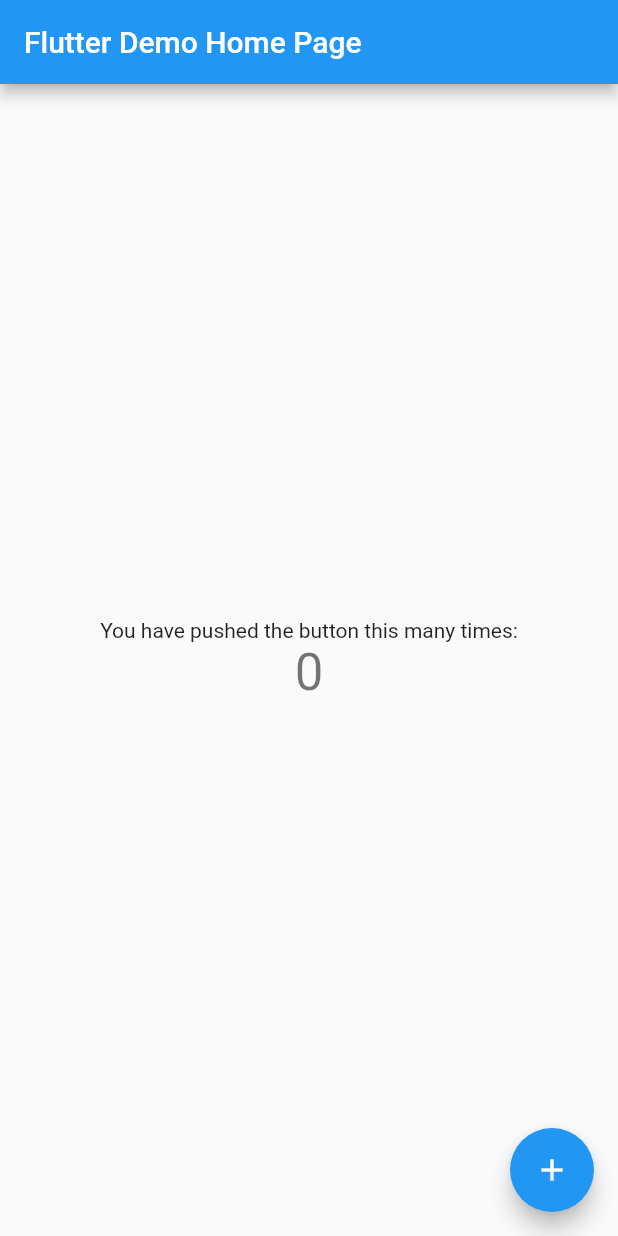
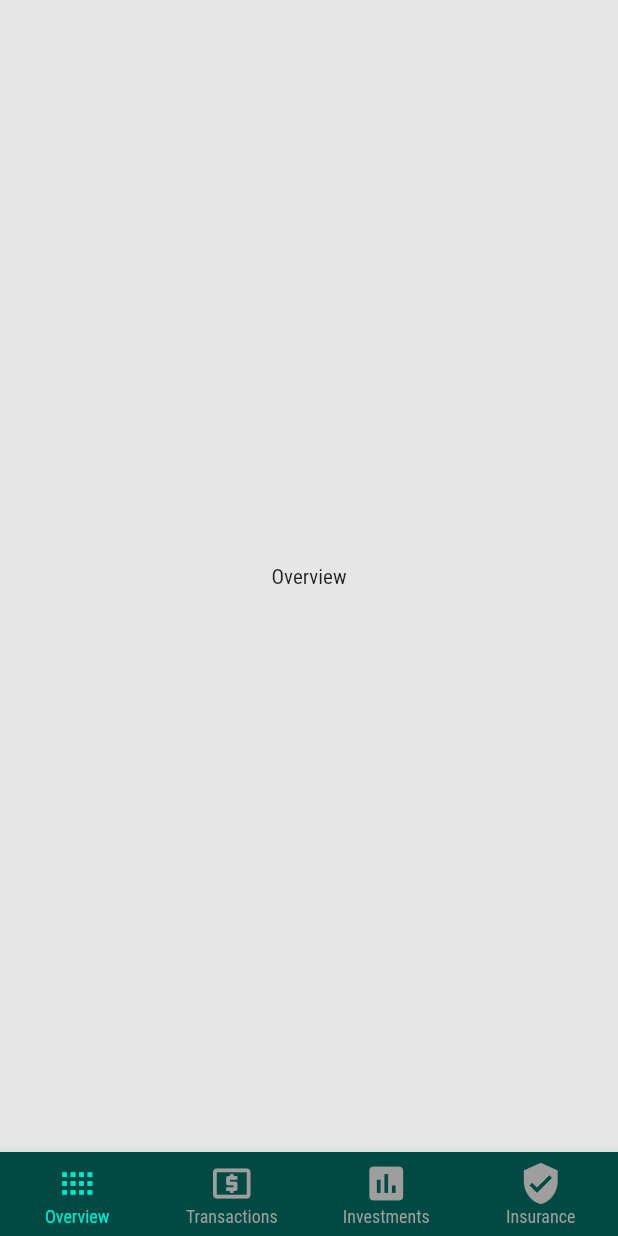
Before and after one commit to ngjunxiang/moolah, a Flutter app: the screen it shows after launch, on a phone screen of 412 x 824 dp. Run offline on Flutter 3.47's test engine with Material 2 defaults, Android fonts, the phone set to English and light mode, and no system bars; our stand-ins replace tinycolor.

Commit message:
Developed bottom nav bar

```diff
--- /dev/null
+++ b/lib/components/BottomNavigationBarController.dart
@@ -0,0 +1,80 @@
+import 'package:flutter/material.dart';
+import 'package:moolah/screens/insurance/insurance_screen.dart';
+import 'package:moolah/screens/investments/investments_screen.dart';
+
+import '../screens/overview/overview_screen.dart';
+import '../screens/transactions/transactions_screen.dart';
+
+class BottomNavigationBarController extends StatefulWidget {
+  @override
+  _BottomNavigationBarControllerState createState() =>
+      _BottomNavigationBarControllerState();
+}
+
+class _BottomNavigationBarControllerState
+    extends State<BottomNavigationBarController> {
+  final List<Widget> pages = [
+    OverviewScreen(
+      key: PageStorageKey('Overview'),
+    ),
+    TransactionsScreen(
+      key: PageStorageKey('Transactions'),
+    ),
+    InvestmentsScreen(
+      key: PageStorageKey('Investments'),
+    ),
+    InsuranceScreen(
+      key: PageStorageKey('Insurance'),
+    ),
+  ];
+
+  final PageStorageBucket bucket = PageStorageBucket();
+
+  int _selectedIndex = 0;
+
+  Widget _bottomNavigationBar(int selectedIndex) => BottomNavigationBar(
+        onTap: (int index) => setState(() => _selectedIndex = index),
+        currentIndex: selectedIndex,
+        type: BottomNavigationBarType.fixed,
+        backgroundColor: Theme.of(context).primaryColor,
+        unselectedItemColor: Colors.grey,
+        selectedItemColor: Theme.of(context).accentColor,
+        selectedLabelStyle: Theme.of(context).textTheme.subtitle1,
+        unselectedLabelStyle: Theme.of(context).textTheme.subtitle1,
+        iconSize: 30,
+        items: [
+          BottomNavigationBarItem(
+            icon: Icon(Icons.view_compact),
+            title: const Text('Overview'),
+          ),
+          BottomNavigationBarItem(
+            icon: Icon(Icons.local_atm),
+            title: const Text('Transactions'),
+          ),
+          BottomNavigationBarItem(
+            icon: Icon(Icons.assessment),
+            title: const Text('Investments'),
+          ),
+          BottomNavigationBarItem(
+            icon: Icon(Icons.verified_user),
+            title: const Text('Insurance'),
+          ),
+        ],
+      );
+
+  @override
+  Widget build(BuildContext context) {
+    return Scaffold(
+      bottomNavigationBar: _bottomNavigationBar(_selectedIndex),
+      body: GestureDetector(
+        onTap: () {
+          FocusScope.of(context).requestFocus(new FocusNode());
+        },
+        child: PageStorage(
+          child: pages[_selectedIndex],
+          bucket: bucket,
+        ),
+      ),
+    );
+  }
+}
--- a/lib/main.dart
+++ b/lib/main.dart
@@ -1,111 +1,40 @@
 import 'package:flutter/material.dart';
+import 'package:flutter/services.dart';
+import 'package:moolah/components/BottomNavigationBarController.dart';
+import 'package:provider/provider.dart';
 
-void main() => runApp(MyApp());
+import './providers/transactions_provider.dart';
+import './themes/style.dart';
 
-class MyApp extends StatelessWidget {
-  // This widget is the root of your application.
-  @override
-  Widget build(BuildContext context) {
-    return MaterialApp(
-      title: 'Flutter Demo',
-      theme: ThemeData(
-        // This is the theme of your application.
-        //
-        // Try running your application with "flutter run". You'll see the
-        // application has a blue toolbar. Then, without quitting the app, try
-        // changing the primarySwatch below to Colors.green and then invoke
-        // "hot reload" (press "r" in the console where you ran "flutter run",
-        // or simply save your changes to "hot reload" in a Flutter IDE).
-        // Notice that the counter didn't reset back to zero; the application
-        // is not restarted.
-        primarySwatch: Colors.blue,
-      ),
-      home: MyHomePage(title: 'Flutter Demo Home Page'),
-    );
-  }
+void main() {
+  WidgetsFlutterBinding.ensureInitialized();
+
+  SystemChrome.setPreferredOrientations([
+    DeviceOrientation.portraitUp,
+    DeviceOrientation.portraitDown,
+  ]);
+
+  runApp(MoolahApp());
 }
 
-class MyHomePage extends StatefulWidget {
-  MyHomePage({Key key, this.title}) : super(key: key);
-
-  // This widget is the home page of your application. It is stateful, meaning
-  // that it has a State object (defined below) that contains fields that affect
-  // how it looks.
-
-  // This class is the configuration for the state. It holds the values (in this
-  // case the title) provided by the parent (in this case the App widget) and
-  // used by the build method of the State. Fields in a Widget subclass are
-  // always marked "final".
-
-  final String title;
-
-  @override
-  _MyHomePageState createState() => _MyHomePageState();
-}
-
-class _MyHomePageState extends State<MyHomePage> {
-  int _counter = 0;
-
-  void _incrementCounter() {
-    setState(() {
-      // This call to setState tells the Flutter framework that something has
-      // changed in this State, which causes it to rerun the build method below
-      // so that the display can reflect the updated values. If we changed
-      // _counter without calling setState(), then the build method would not be
-      // called again, and so nothing would appear to happen.
-      _counter++;
-    });
+class MoolahApp extends StatelessWidget {
+  Widget _buildApp(BuildContext context) {
+    return MaterialApp(
+      title: 'Moolah!',
+      theme: appTheme(),
+      home: BottomNavigationBarController(),
+    );
   }
 
   @override
   Widget build(BuildContext context) {
-    // This method is rerun every time setState is called, for instance as done
-    // by the _incrementCounter method above.
-    //
-    // The Flutter framework has been optimized to make rerunning build methods
-    // fast, so that you can just rebuild anything that needs updating rather
-    // than having to individually change instances of widgets.
-    return Scaffold(
-      appBar: AppBar(
-        // Here we take the value from the MyHomePage object that was created by
-        // the App.build method, and use it to set our appbar title.
-        title: Text(widget.title),
-      ),
-      body: Center(
-        // Center is a layout widget. It takes a single child and positions it
-        // in the middle of the parent.
-        child: Column(
-          // Column is also a layout widget. It takes a list of children and
-          // arranges them vertically. By default, it sizes itself to fit its
-          // children horizontally, and tries to be as tall as its parent.
-          //
-          // Invoke "debug painting" (press "p" in the console, choose the
-          // "Toggle Debug Paint" action from the Flutter Inspector in Android
-          // Studio, or the "Toggle Debug Paint" command in Visual Studio Code)
-          // to see the wireframe for each widget.
-          //
-          // Column has various properties to control how it sizes itself and
-          // how it positions its children. Here we use mainAxisAlignment to
-          // center the children vertically; the main axis here is the vertical
-          // axis because Columns are vertical (the cross axis would be
-          // horizontal).
-          mainAxisAlignment: MainAxisAlignment.center,
-          children: <Widget>[
-            Text(
-              'You have pushed the button this many times:',
-            ),
-            Text(
-              '$_counter',
-              style: Theme.of(context).textTheme.display1,
-            ),
-          ],
+    return MultiProvider(
+      providers: [
+        ChangeNotifierProvider.value(
+          value: TransactionsProvider(),
         ),
-      ),
-      floatingActionButton: FloatingActionButton(
-        onPressed: _incrementCounter,
-        tooltip: 'Increment',
-        child: Icon(Icons.add),
-      ), // This trailing comma makes auto-formatting nicer for build methods.
+      ],
+      child: _buildApp(context),
     );
   }
 }
--- /dev/null
+++ b/lib/providers/transactions_provider.dart
@@ -0,0 +1,5 @@
+import 'package:flutter/foundation.dart';
+
+class TransactionsProvider with ChangeNotifier {
+
+}
--- /dev/null
+++ b/lib/screens/overview/overview_screen.dart
@@ -0,0 +1,12 @@
+import 'package:flutter/material.dart';
+
+class OverviewScreen extends StatelessWidget {
+  const OverviewScreen({Key key}) : super(key: key);
+
+  @override
+  Widget build(BuildContext context) {
+    return Center(
+      child: const Text('Overview'),
+    );
+  }
+}
--- /dev/null
+++ b/lib/themes/style.dart
@@ -0,0 +1,38 @@
+import 'package:flutter/material.dart';
+import 'package:tinycolor/tinycolor.dart';
+
+ThemeData appTheme() {
+  final primaryColor = TinyColor(Colors.teal).darken(15).color;
+  final accentColor = TinyColor(Colors.teal).lighten(15).color;
+  final scaffoldBackgroundColor = TinyColor(Colors.white).darken(10).color;
+
+  return ThemeData(
+    primaryColor: primaryColor,
+    accentColor: accentColor,
+    hintColor: Colors.white,
+    dividerColor: Colors.white,
+    buttonColor: Colors.white,
+    scaffoldBackgroundColor: scaffoldBackgroundColor,
+    canvasColor: Colors.black,
+    fontFamily: 'RobotoCondensed',
+    textTheme: TextTheme(
+      bodyText1: const TextStyle(
+        color: Colors.black,
+        fontSize: 14,
+      ),
+      button: const TextStyle(
+        color: Colors.white,
+        fontSize: 18,
+      ),
+      headline1: const TextStyle(
+        color: Colors.black,
+        fontSize: 30,
+        fontWeight: FontWeight.bold,
+      ),
+      subtitle1: TextStyle(
+        // NavBar
+        fontSize: 12,
+      ),
+    ),
+  );
+}
--- a/pubspec.yaml
+++ b/pubspec.yaml
@@ -20,8 +20,10 @@ dependencies:
   flutter:
     sdk: flutter
 
+  intl: ^0.16.1
   provider: ^4.0.4
-  intl: ^0.16.1
+  simple_animations: ^2.2.1
+  tinycolor: ^1.0.2
 
   # The following adds the Cupertino Icons font to your application.
   # Use with the CupertinoIcons class for iOS style icons.
```
Also changed, not shown: lib/models/transaction.dart (added, +15 -0 lines), lib/routes.dart (added, +7 -0 lines), lib/screens/insurance/insurance_screen.dart (added, +12 -0 lines), lib/screens/investments/investments_screen.dart (added, +12 -0 lines), lib/screens/transactions/transactions_screen.dart (added, +48 -0 lines), lib/models/insurance.dart (added), lib/models/investment.dart (added), pubspec.lock, 2 other files.
